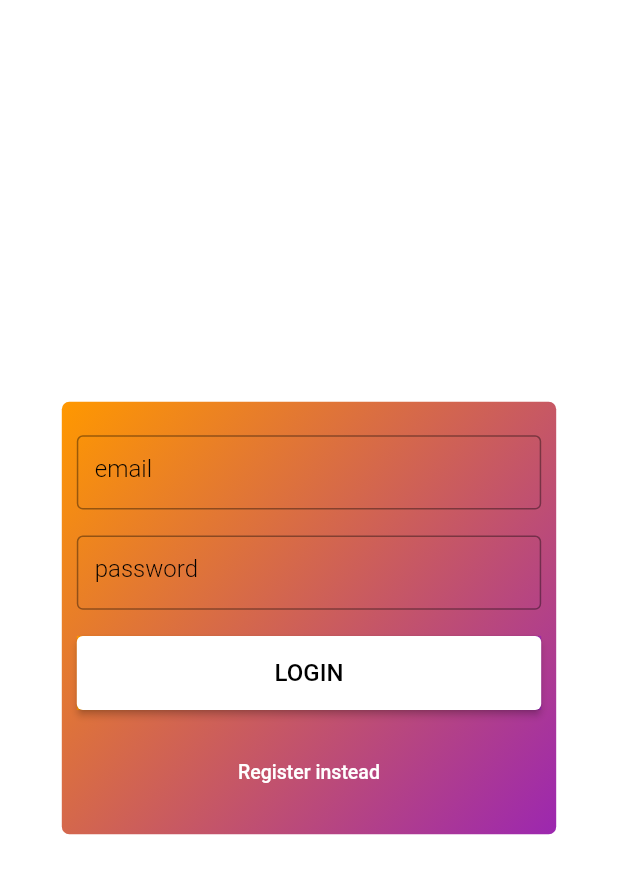
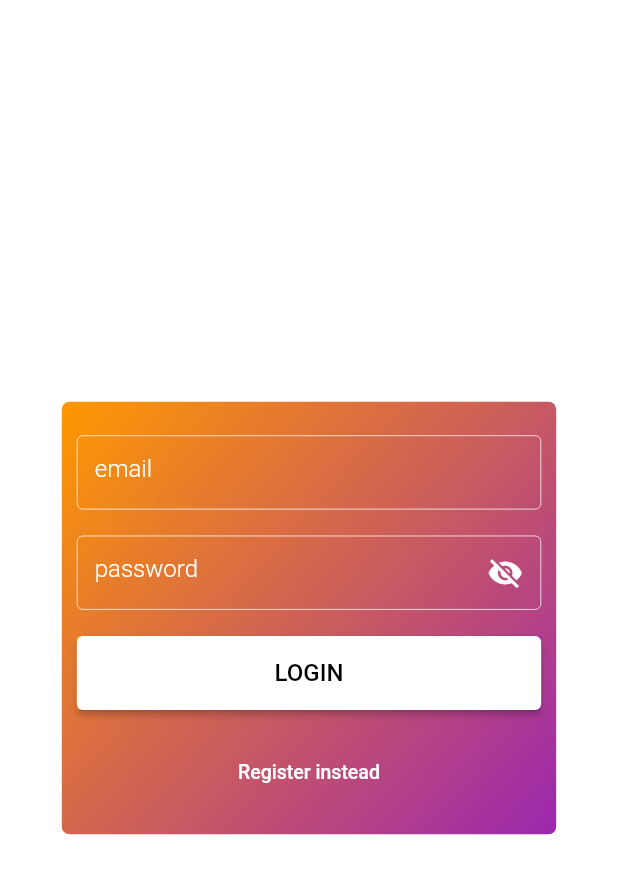
Before and after one commit to Trihz/recordkeeping, a Flutter app: the screen it shows after launch, on a phone screen of 412 x 824 dp. Shown: the top 874 px of the screen. Run offline on Flutter 3.47's test engine with Material 2 defaults, Android fonts, the phone set to English and light mode, and no system bars; our stand-ins replace animated_text_kit, calendar_date_picker2, firebase_auth, firebase_core, firebase_database, flutter_spinkit and 3 more; missing offline and left inert: blurry_modal_progress_hud, flutter_simple_calculator; accounts and stored records are empty.

Commit message:
Minor uo updates

```diff
--- a/lib/AuthenticationFirebase/auth_login.dart
+++ b/lib/AuthenticationFirebase/auth_login.dart
@@ -1,7 +1,8 @@
-// ignore_for_file: avoid_print
+// ignore_for_file: avoid_print, non_constant_identifier_names
 
 import 'package:firebase_auth/firebase_auth.dart';
 import 'package:flutter/material.dart';
+import 'package:flutter_spinkit/flutter_spinkit.dart';
 import 'package:hive/hive.dart';
 import 'package:recordkeeping/AuthenticationFirebase/auth.dart';
 
@@ -28,6 +29,8 @@ class _LoginPageState extends State<LoginPage> {
 
   String? errorMessage = '';
   bool isLogin = true;
+
+  bool isPasswordVisible = false;
 
   final TextEditingController controllerEmail = TextEditingController();
   final TextEditingController controllerPassword = TextEditingController();
@@ -85,14 +88,89 @@ class _LoginPageState extends State<LoginPage> {
       ),
       child: TextField(
         controller: controller,
+        style: const TextStyle(color: Colors.black),
         decoration: InputDecoration(
           hintText: title,
           hintStyle:
-              const TextStyle(color: Colors.black, fontWeight: FontWeight.w300),
+              const TextStyle(color: Colors.white, fontWeight: FontWeight.w300),
           border: const OutlineInputBorder(
             borderSide: BorderSide(
               color: Color.fromARGB(255, 255, 255, 255),
-              width: 1.0,
+              width: 0.5,
+            ),
+          ),
+          enabledBorder: const OutlineInputBorder(
+            borderSide: BorderSide(
+              color: Color.fromARGB(255, 255, 255, 255),
+              width: 0.5,
+            ),
+          ),
+          focusedBorder: const OutlineInputBorder(
+            borderSide: BorderSide(
+              color: Color.fromARGB(255, 255, 255, 255),
+              width: 0.5,
+            ),
+          ),
+          disabledBorder: const OutlineInputBorder(
+            borderSide: BorderSide(
+              color: Color.fromARGB(255, 255, 255, 255),
+              width: 0.5,
+            ),
+          ),
+        ),
+      ),
+    );
+  }
+
+  /// TEXTFIELD PASSWORD
+  Widget entryField_Password(String title, TextEditingController controller) {
+    return Container(
+      height: MediaQuery.of(context).size.height * 0.06,
+      decoration: const BoxDecoration(
+        color: Colors.transparent,
+      ),
+      child: TextField(
+        controller: controller,
+        obscuringCharacter: "*",
+        obscureText: !isPasswordVisible,
+        style: const TextStyle(color: Colors.black),
+        decoration: InputDecoration(
+          suffixIcon: IconButton(
+            icon: Icon(
+              isPasswordVisible ? Icons.visibility : Icons.visibility_off,
+              color: const Color.fromARGB(255, 255, 255, 255),
+            ),
+            onPressed: () {
+              setState(() {
+                isPasswordVisible = !isPasswordVisible;
+              });
+            },
+          ),
+          hintText: title,
+          hintStyle:
+              const TextStyle(color: Colors.white, fontWeight: FontWeight.w300),
+          border: const OutlineInputBorder(
+            borderSide: BorderSide(
+              color: Color.fromARGB(255, 255, 255, 255),
+              width: 0.5,
+            ),
+          ),
+          enabledBorder: const OutlineInputBorder(
+            borderSide: BorderSide(
+              color: Color.fromARGB(255, 255, 255, 255),
+              width: 0.5,
+            ),
+          ),
+          focusedBorder: const OutlineInputBorder(
+            borderSide: BorderSide(
+              color: Color.fromARGB(255, 255, 255, 255),
+              width: 0.5,
+            ),
+          ),
+          disabledBorder: const OutlineInputBorder(
+            borderSide: BorderSide(
+              color: Color.fromARGB(255, 255, 255, 255),
+              width: 0.5,
             ),
           ),
         ),
@@ -258,26 +336,13 @@ class _LoginPageState extends State<LoginPage> {
                       children: [
                         Center(
                           child: Container(
-                              height: MediaQuery.of(context).size.height * 0.1,
-                              width: MediaQuery.of(context).size.width * 0.2,
+                              height: 100,
+                              width: 100,
                               decoration: const BoxDecoration(
-                                  color: Colors.transparent,
-                                  borderRadius:
-                                      BorderRadius.all(Radius.circular(5))),
-                              child: const CircularProgressIndicator(
-                                backgroundColor: Colors.orange,
-                                color: Colors.black,
-                              )),
+                                  color: Colors.transparent),
+                              child: const SpinKitCircle(
+                                  color: Colors.orange, size: 100)),
                         ),
-                        const Center(
-                            child: Positioned(
-                                child: Text(
-                          "LOGGING",
-                          style: TextStyle(
-                              color: Colors.black,
-                              fontWeight: FontWeight.w600,
-                              fontSize: 11),
-                        )))
                       ],
                     ),
                   ),
@@ -293,7 +358,7 @@ class _LoginPageState extends State<LoginPage> {
                     mainAxisAlignment: MainAxisAlignment.spaceEvenly,
                     children: [
                       entryField("email", controllerEmail),
-                      entryField("password", controllerPassword),
+                      entryField_Password("password", controllerPassword),
                       submitButton(),
                       loginOrRegister()
                     ],
```
Also changed, not shown: lib/homepage/homepage.dart (+53 -68 lines), lib/record/allrecords.dart (+22 -6 lines), lib/record/record.dart (+121 -61 lines), pubspec.yaml (+4 -3 lines), assets/currency.jpg (added), assets/record_title.png (added), pubspec.lock.
